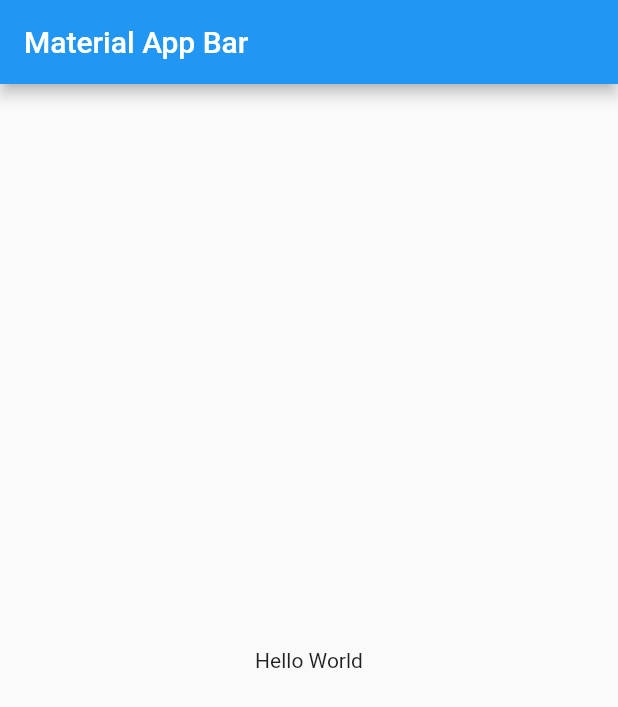
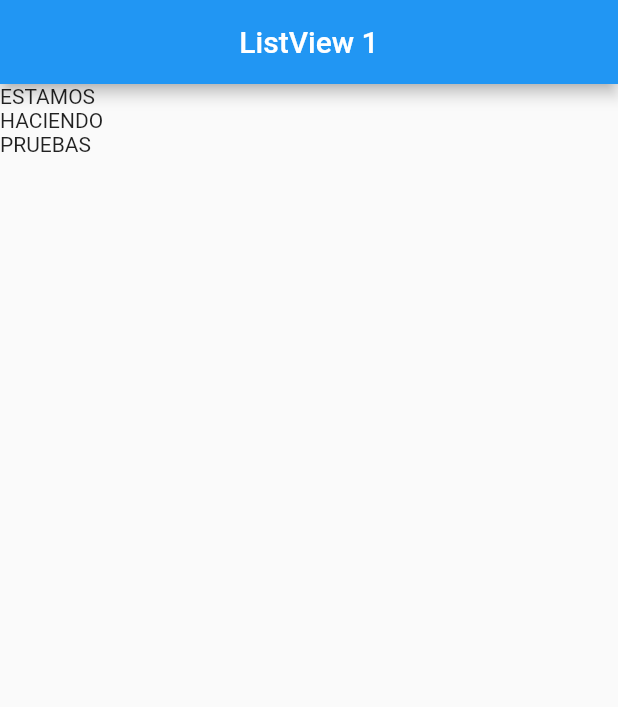
Before and after one commit to esteban1810/Flutter-FH, a Flutter app: the screen it shows after launch, on a phone screen of 412 x 824 dp. Shown: the top 707 px of the screen. Run offline on Flutter 3.47's test engine with Material 2 defaults, Android fonts, the phone set to English and light mode, and no system bars.

Commit message:
64. Listview - Mostrar una lista de elementos

```diff
--- a/S6 Componentes de flutter/fl_components/lib/main.dart
+++ b/S6 Componentes de flutter/fl_components/lib/main.dart
@@ -1,4 +1,6 @@
 import 'package:flutter/material.dart';
+
+import 'package:fl_components/screens/lisview1_screen.dart';
 
 void main() => runApp(const MyApp());
 
@@ -7,17 +9,10 @@ class MyApp extends StatelessWidget {
 
   @override
   Widget build(BuildContext context) {
-    return MaterialApp(
+    return const MaterialApp(
       debugShowCheckedModeBanner: false,
       title: 'Material App',
-      home: Scaffold(
-        appBar: AppBar(
-          title: const Text('Material App Bar'),
-        ),
-        body: const Center(
-          child: Text('Hello World'),
-        ),
-      ),
+      home: ListView1Screen()
     );
   }
 }
--- /dev/null
+++ b/S6 Componentes de flutter/fl_components/lib/screens/lisview1_screen.dart
@@ -0,0 +1,27 @@
+import 'package:flutter/material.dart';
+
+class ListView1Screen extends StatelessWidget {
+
+  const ListView1Screen({Key? key}) : super(key: key);
+
+  @override
+  Widget build(BuildContext context) {
+    return Scaffold(
+      appBar: AppBar(
+        title: const Center(
+          child: Text("ListView 1")
+        ),
+      ),
+      body:  Center(
+        child: ListView(
+          children: const [
+            Text('ESTAMOS'),
+            Text('HACIENDO'),
+            Text('PRUEBAS')
+          ],
+        ),
+         //child: Text('ListView1Screen'),
+      ),
+    );
+  }
+}
```
